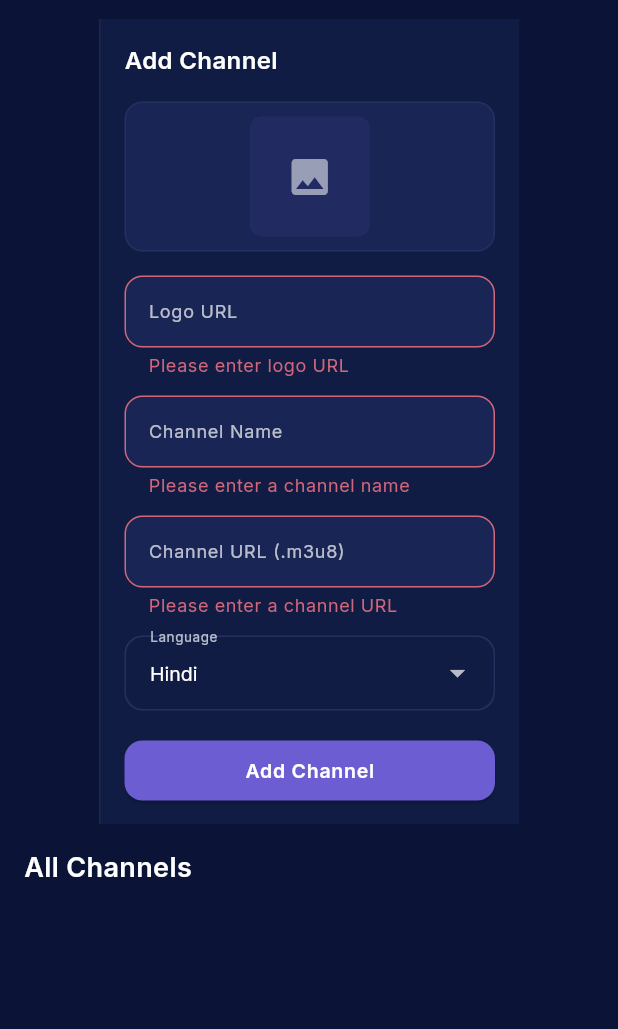
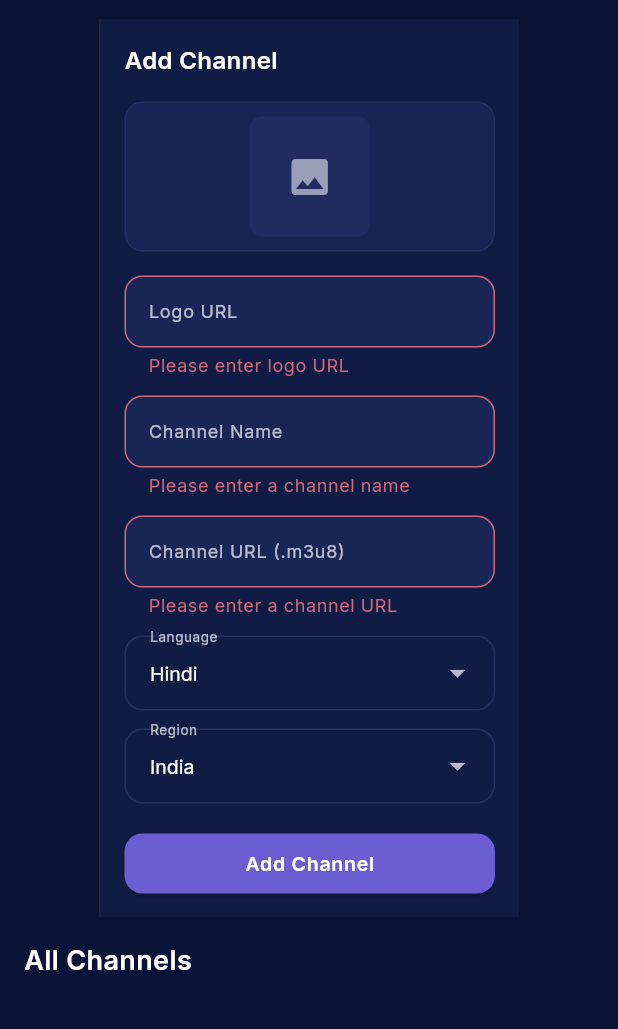
Before and after one commit to anil-s-yadav/stream24news_crm, a Flutter app: the HomeScreen screen opened directly, after a tap on the "add" icon, after a tap on "Add Channel", on a phone screen of 412 x 824 dp, the part 65-1094 px from its top. Run offline on Flutter 3.47's test engine with Material 3 defaults, Android fonts, the phone set to English and light mode, and no system bars; our stand-ins replace cloud_firestore, firebase_auth, firebase_core, flutter_easyloading, google_fonts, shared_preferences and 1 more; missing offline and left inert: dart:html, dart:js; accounts and stored records are empty; network calls fail.

```diff
--- a/lib/model/model.dart
+++ b/lib/model/model.dart
@@ -1,37 +1,49 @@
+import 'package:cloud_firestore/cloud_firestore.dart';
 import 'package:firebase_auth/firebase_auth.dart';
 
 // -------------------- Data Models --------------------
 
 class AllLiveChannelModel {
-  final String id;
   final String name;
   final String url;
   final String logo;
   final String language;
   final String region;
   final int viewCount;
+  final Timestamp viewedAt;
 
   AllLiveChannelModel({
-    required this.id,
     required this.name,
     required this.url,
     required this.logo,
     required this.language,
     required this.region,
     required this.viewCount,
+    required this.viewedAt,
   });
 
-  factory AllLiveChannelModel.fromFirestore(
-      String id, Map<String, dynamic> data) {
+  factory AllLiveChannelModel.fromFirestore(Map<String, dynamic> data) {
     return AllLiveChannelModel(
-      id: id,
       name: data['name'] ?? '',
       url: data['url'] ?? '',
       logo: data['logo'] ?? '',
       language: data['language'] ?? '',
       region: data['region'] ?? '',
       viewCount: data['viewCount'] ?? 0,
+      viewedAt: data['viewedAt'] ?? Timestamp.now(),
     );
+  }
+
+  Map<String, dynamic> toMap() {
+    return {
+      'name': name,
+      'url': url,
+      'logo': logo,
+      'language': language,
+      'region': region,
+      'viewCount': viewCount,
+      'viewAt': viewCount,
+    };
   }
 }
 
--- a/lib/widgets/add_channel_form.dart
+++ b/lib/widgets/add_channel_form.dart
@@ -1,6 +1,12 @@
+import 'package:cloud_firestore/cloud_firestore.dart';
 import 'package:flutter/material.dart';
 import 'package:google_fonts/google_fonts.dart';
 import 'package:http/http.dart' as http;
+import 'package:stream24news_crm/model/list_data/language_data.dart';
+import 'package:stream24news_crm/model/model.dart';
+import 'package:stream24news_crm/services/firebase_service.dart';
+
+import '../model/list_data/country_data.dart';
 
 class AddChannelForm extends StatefulWidget {
   const AddChannelForm({super.key});
@@ -15,9 +21,8 @@ class _AddChannelFormState extends State<AddChannelForm> {
   final _channelNameController = TextEditingController();
   final _channelUrlController = TextEditingController();
   bool _isValidImageUrl = false;
-  String _selectedLanguage = 'Hindi';
-
-  final List<String> _languages = ['Hindi', 'English', 'Tamil', 'Telugu'];
+  String _selectedLanguage = 'Hindi'; // default selected key
+  String _selectedRegion = 'India'; // default name
 
   @override
   void dispose() {
@@ -224,19 +229,15 @@ class _AddChannelFormState extends State<AddChannelForm> {
                       borderSide: BorderSide.none,
                     ),
                     contentPadding: const EdgeInsets.symmetric(
-                    horizontal: 12,
-                    vertical: 12,
+                        horizontal: 12, vertical: 12),
                   ),
-                ),
-                items: _languages.map((language) {
+                  items: languages.keys.map((key) {
                     return DropdownMenuItem(
-                    value: language,
+                      value: key,
                       child: Text(
-                      language,
+                        key,
                         style: GoogleFonts.inter(
-                        color: Colors.white,
-                        fontSize: 13,
-                      ),
+                            color: Colors.white, fontSize: 13),
                       ),
                     );
                   }).toList(),
@@ -247,15 +248,78 @@ class _AddChannelFormState extends State<AddChannelForm> {
                       });
                     }
                   },
+                )),
+            const SizedBox(height: 12),
+            Container(
+                decoration: BoxDecoration(
+                  color: const Color(0xFF192555),
+                  borderRadius: BorderRadius.circular(12),
+                  border: Border.all(
+                    color: Colors.white.withOpacity(0.05),
                   ),
                 ),
+                child: DropdownButtonFormField<String>(
+                  value: _selectedRegion,
+                  dropdownColor: const Color(0xFF192555),
+                  style: GoogleFonts.inter(
+                    color: Colors.white,
+                    fontSize: 13,
+                  ),
+                  decoration: InputDecoration(
+                    labelText: 'Region',
+                    labelStyle: GoogleFonts.inter(
+                      color: Colors.white.withOpacity(0.7),
+                      fontSize: 12,
+                    ),
+                    border: OutlineInputBorder(
+                      borderRadius: BorderRadius.circular(12),
+                      borderSide: BorderSide.none,
+                    ),
+                    enabledBorder: OutlineInputBorder(
+                      borderRadius: BorderRadius.circular(12),
+                      borderSide: BorderSide.none,
+                    ),
+                    focusedBorder: OutlineInputBorder(
+                      borderRadius: BorderRadius.circular(12),
+                      borderSide: BorderSide.none,
+                    ),
+                    contentPadding: const EdgeInsets.symmetric(
+                        horizontal: 12, vertical: 12),
+                  ),
+                  items: countries.map((country) {
+                    return DropdownMenuItem(
+                      value: country['name'],
+                      child: Text(
+                        country['name']!,
+                        style: GoogleFonts.inter(
+                            color: Colors.white, fontSize: 13),
+                      ),
+                    );
+                  }).toList(),
+                  onChanged: (value) {
+                    if (value != null) {
+                      setState(() {
+                        _selectedRegion = value;
+                      });
+                    }
+                  },
+                )),
             const SizedBox(height: 20),
             SizedBox(
               height: 40,
               child: ElevatedButton(
                 onPressed: () {
                   if (_formKey.currentState!.validate()) {
-                    // TODO: Implement add channel functionality
+                    FirebaseService().addChannel(AllLiveChannelModel(
+                      name: _channelNameController.text,
+                      url: _channelUrlController.text,
+                      logo: _logoUrlController.text,
+                      language: languages[_selectedLanguage]!,
+                      region: countries.firstWhere(
+                          (e) => e['name'] == _selectedRegion)['code']!,
+                      viewCount: 0,
+                      viewedAt: Timestamp.now(),
+                    ));
                   }
                 },
                 style: ElevatedButton.styleFrom(
--- a/pubspec.yaml
+++ b/pubspec.yaml
@@ -40,6 +40,7 @@ dependencies:
   video_player: ^2.7.0
   chewie: ^1.7.0
   web: 0.5.1
+  flutter_easyloading: ^3.0.5
 
   # Firebase dependencies
   firebase_core: ^2.15.1
```
Also changed, not shown: lib/main.dart (+19 -0 lines), lib/model/data_service.dart (renamed from lib/services/data_service.dart, +0 -62 lines), lib/services/firebase_service.dart (+43 -5 lines), lib/widgets/news_list.dart (+6 -4 lines), lib/widgets/testImage.dart (added, +17 -0 lines), pubspec.lock. Lines whose indentation alone changed are shown as unchanged.
